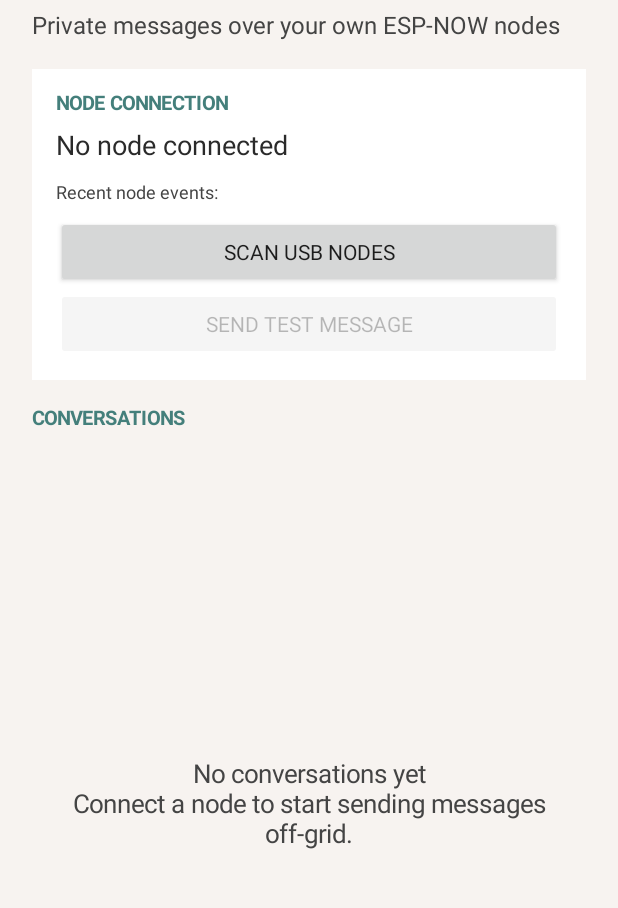
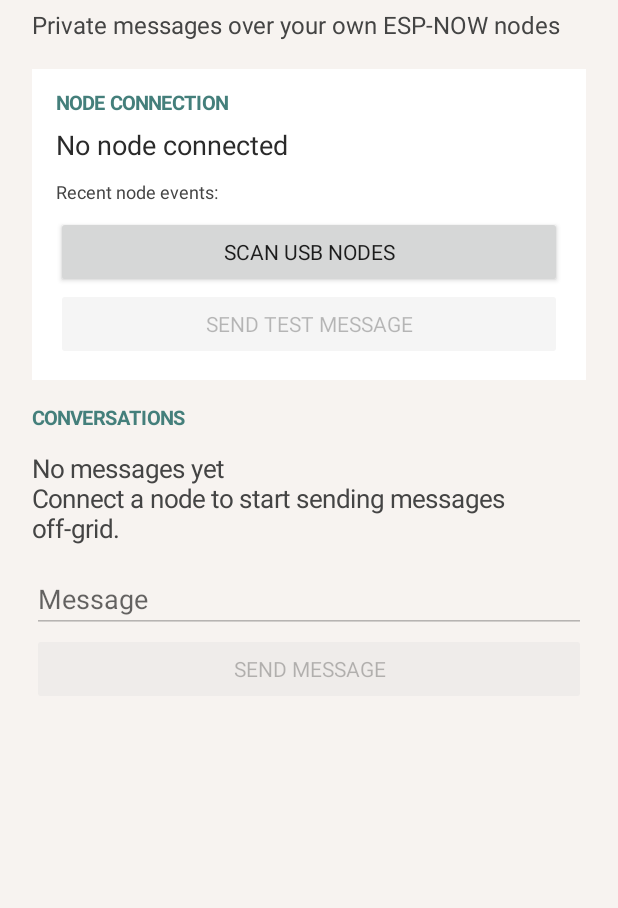
Before and after one commit to chrissyhroberts/methodmeshenger, an Android app: the screen it shows after launch (MainActivity), on a phone screen of 412 x 824 dp, the part 101-1009 px from its top. Run offline under Robolectric (Android 15) with nearby library versions, the light colour scheme and no system bars.

Commit message:
Add Android conversation messaging

```diff
--- a/android/app/src/main/kotlin/org/methodmeshenger/app/MainActivity.kt
+++ b/android/app/src/main/kotlin/org/methodmeshenger/app/MainActivity.kt
@@ -12,12 +12,13 @@ import android.os.Build
 import android.os.Bundle
 import android.graphics.Color
 import android.graphics.Typeface
-import android.view.Gravity
 import android.view.View
 import android.widget.Button
 import android.widget.LinearLayout
 import android.widget.TextView
+import android.widget.EditText
 import org.methodmeshenger.secure.UsbNodeTransport
+import org.json.JSONObject
 
 class MainActivity : Activity() {
     private companion object {
@@ -27,6 +28,9 @@ class MainActivity : Activity() {
     private lateinit var status: TextView
     private lateinit var eventLog: TextView
     private lateinit var sendTestButton: Button
+    private lateinit var sendMessageButton: Button
+    private lateinit var messageInput: EditText
+    private lateinit var conversationLog: TextView
     private lateinit var usbTransport: UsbNodeTransport
     private var pendingUsbDeviceName: String? = null
     private val usbPermissionReceiver = object : BroadcastReceiver() {
@@ -57,6 +61,7 @@ class MainActivity : Activity() {
             runOnUiThread {
                 status.text = "Node replied"
                 eventLog.append("\n$line")
+                addConversationEvent(line)
             }
         }
         val filter = IntentFilter(ACTION_USB_PERMISSION)
@@ -151,13 +156,32 @@ class MainActivity : Activity() {
             typeface = Typeface.DEFAULT_BOLD
             setTextColor(teal)
         })
-        root.addView(TextView(this).apply {
-            text = "No conversations yet\nConnect a node to start sending messages off-grid."
+        conversationLog = TextView(this).apply {
+            text = "No messages yet\nConnect a node to start sending messages off-grid."
             textSize = 17f
-            gravity = Gravity.CENTER
             setTextColor(Color.DKGRAY)
-            setPadding(0, 64, 0, 0)
-        }, LinearLayout.LayoutParams(-1, 0, 1f))
+            setPadding(0, 20, 0, 20)
+        }
+        root.addView(conversationLog)
+        messageInput = EditText(this).apply {
+            hint = "Message"
+            setSingleLine(true)
+            isEnabled = false
+        }
+        root.addView(messageInput)
+        sendMessageButton = Button(this).apply {
+            text = "Send message"
+            isEnabled = false
+            setOnClickListener {
+                val message = messageInput.text.toString().trim()
+                if (message.isEmpty()) return@setOnClickListener
+                if (usbTransport.sendLine(message)) {
+                    conversationLog.append("\nYou: $message")
+                    messageInput.text.clear()
+                }
+            }
+        }
+        root.addView(sendMessageButton)
 
         return root
     }
@@ -180,7 +204,22 @@ class MainActivity : Activity() {
 
     private fun updateConnectionStatus(connected: Boolean) {
         sendTestButton.isEnabled = connected
+        sendMessageButton.isEnabled = connected
+        messageInput.isEnabled = connected
         status.text = if (connected) "USB node connected" else "USB node could not be opened"
+    }
+
+    private fun addConversationEvent(line: String) {
+        try {
+            val root = JSONObject(line)
+            if (root.optString("event") != "message") return
+            val frame = root.optJSONObject("frame") ?: return
+            val sender = frame.optString("sender", "node")
+            val payload = frame.optString("payload")
+            if (payload.isNotEmpty()) conversationLog.append("\n$sender: $payload")
+        } catch (_: Exception) {
+            // Diagnostics remain visible in the raw event log if a line is not JSON.
+        }
     }
 
     override fun onDestroy() {
```
